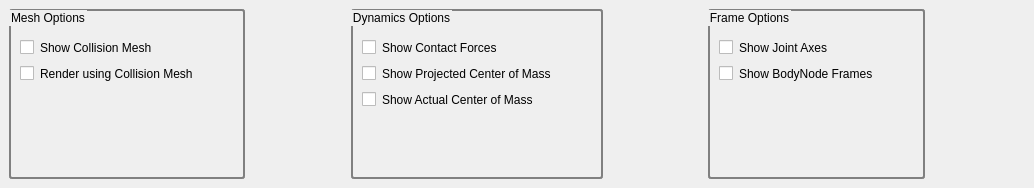
Before: the Qt Designer form qtWidgets/ui/visualizer.ui in golems/grip2, drawn with Qt 5.
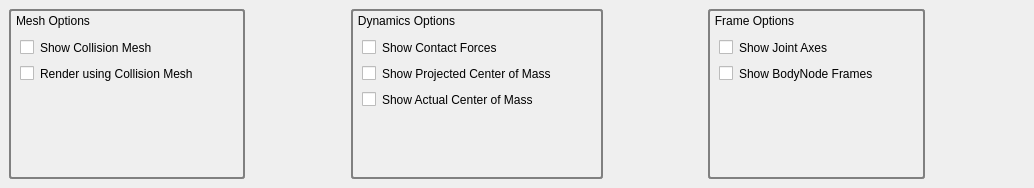
After: the same form once the commit is applied.

Commit message: Fix tab title border issue and docking position issue

What changed in the file:
```diff
--- a/qtWidgets/ui/visualizer.ui
+++ b/qtWidgets/ui/visualizer.ui
@@ -18,8 +18,17 @@
     <item>
      <widget class="QGroupBox" name="groupBox">
       <property name="styleSheet">
-       <string notr="true">border: 2px solid gray; 
-     border-radius: 3px; </string>
+       <string notr="true">QGroupBox { 
+   border: 2px solid gray; 
+   border-radius: 3px; 
+}
+
+QGroupBox::title { 
+    background-color: transparent;
+    subcontrol-position: top left; /* position at the top left*/ 
+    padding-top: 5px;
+    padding-left: 5px;
+ } </string>
       </property>
       <property name="title">
        <string>Mesh Options</string>
@@ -116,8 +125,17 @@
     <item>
      <widget class="QGroupBox" name="groupBox_2">
       <property name="styleSheet">
-       <string notr="true">border: 2px solid gray; 
-     border-radius: 3px; </string>
+       <string notr="true">QGroupBox { 
+   border: 2px solid gray; 
+   border-radius: 3px; 
+}
+
+QGroupBox::title { 
+    background-color: transparent;
+    subcontrol-position: top left; /* position at the top left*/ 
+    padding-top: 5px;
+    padding-left: 5px;
+ } </string>
       </property>
       <property name="title">
        <string>Dynamics Options</string>
@@ -242,8 +260,17 @@
     <item>
      <widget class="QGroupBox" name="groupBox_3">
       <property name="styleSheet">
-       <string notr="true">border: 2px solid gray; 
-     border-radius: 3px; </string>
+       <string notr="true">QGroupBox { 
+   border: 2px solid gray; 
+   border-radius: 3px; 
+}
+
+QGroupBox::title { 
+    background-color: transparent;
+    subcontrol-position: top left; /* position at the top left*/ 
+    padding-top: 5px;
+    padding-left: 5px;
+ } </string>
       </property>
       <property name="title">
        <string>Frame Options</string>
```
The commit also changes 2 other files.
